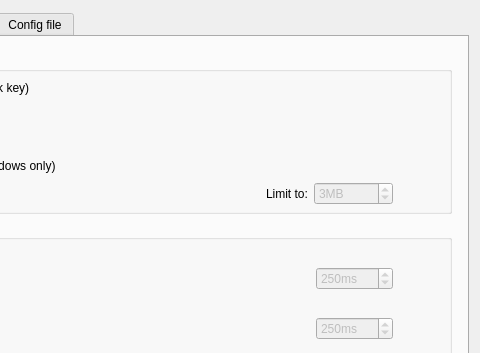
Before: the Qt Designer form src/lib/gui/dialogs/ServerConfigDialog.ui in iziz/deskflow, drawn with Qt 5; both pictures show x 244 to 724 and y 0 to 353 of the 724 by 586 pixel window.
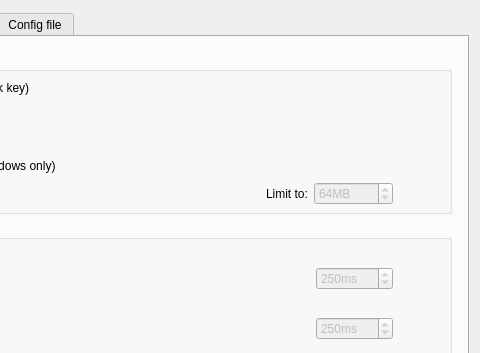
After: the same form once the commit is applied. The open tabs and pages were chosen to show the change. Icons and pictures are not drawn. Custom widgets are drawn as their Qt base class.

Patch:
```diff
--- a/src/lib/gui/dialogs/ServerConfigDialog.ui
+++ b/src/lib/gui/dialogs/ServerConfigDialog.ui
@@ -433,7 +433,7 @@
                <number>10000</number>
               </property>
               <property name="value">
-               <number>3</number>
+               <number>64</number>
               </property>
              </widget>
             </item>
```
